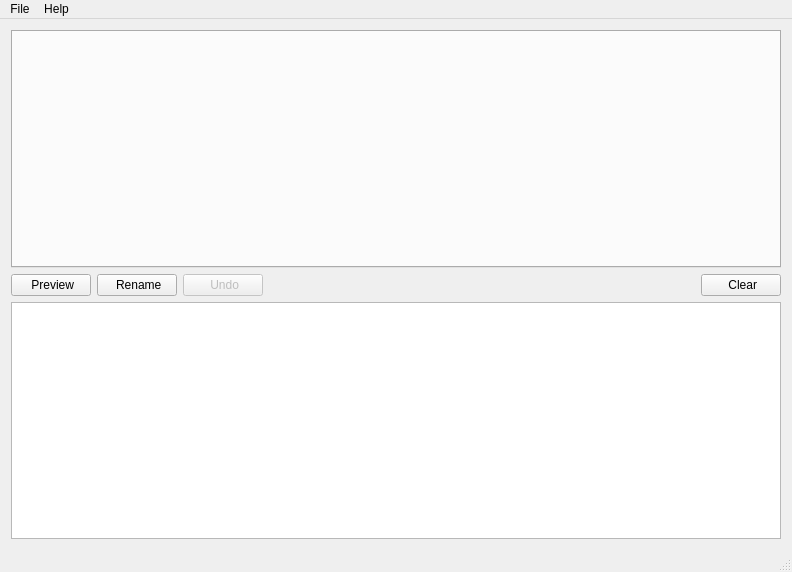
The window that src/mainwindow.ui (metamorphose/metamorphose3) describes before a commit, drawn with Qt 5.
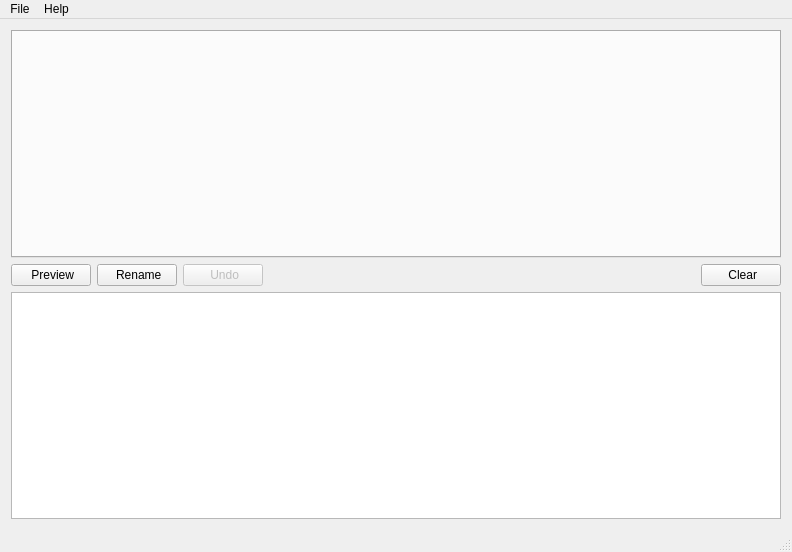
The same window after the commit. Icons and pictures are not drawn.

```diff
--- a/src/mainwindow.ui
+++ b/src/mainwindow.ui
@@ -7,7 +7,7 @@
     <x>0</x>
     <y>0</y>
     <width>792</width>
-    <height>572</height>
+    <height>552</height>
    </rect>
   </property>
   <property name="windowTitle">
```
